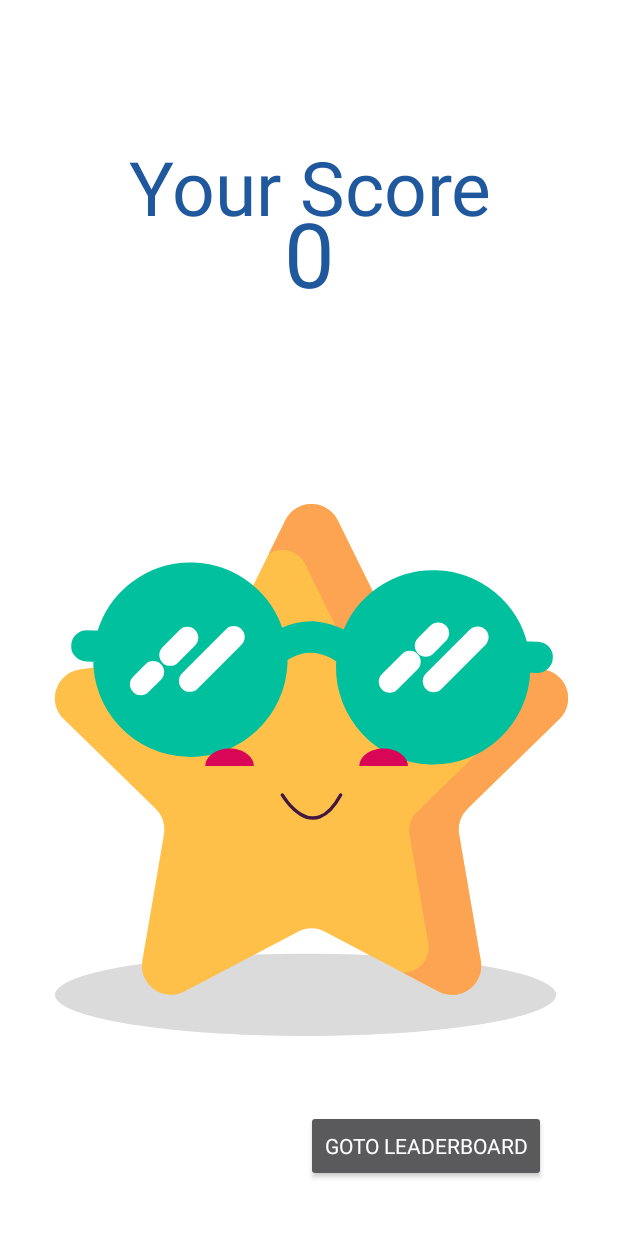
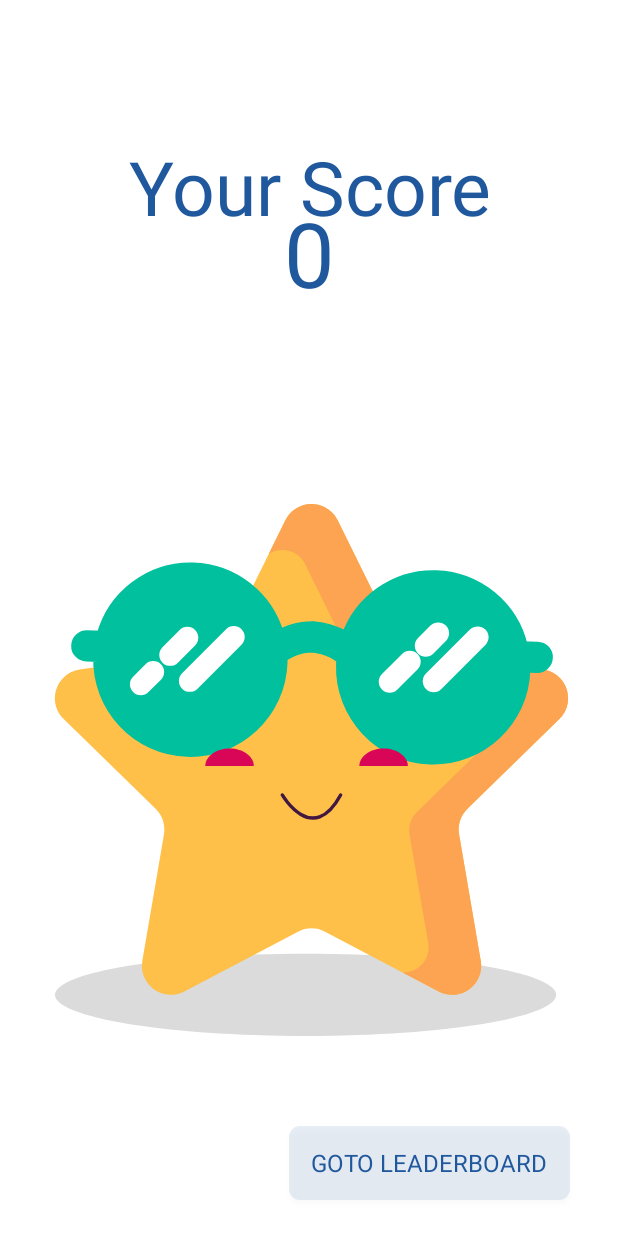
Before and after one commit to ineffablekenobi/Android2-2, an Android app: the YourScore screen opened directly, with no data from a screen before it, on a phone screen of 412 x 824 dp. Run offline under Robolectric (Android 15) with nearby library versions, the phone set to English and light mode, and no system bars; our stand-ins replace Firebase (no records; nobody signed in at launch, a user with empty details on screens opened directly); Roboto replaces fonts that are not available here; 2 statements that could not run were skipped.

Commit message:
goto leaderboard enh2

```diff
--- /dev/null
+++ b/app/src/main/res/drawable/gotoleaderboard.xml
@@ -0,0 +1,6 @@
+<?xml version="1.0" encoding="utf-8"?>
+<shape xmlns:android="http://schemas.android.com/apk/res/android">
+    <solid android:color="#1B20589E" />
+    <corners android:radius="7dp" />
+
+</shape>
--- a/app/src/main/res/layout/activity_your_score.xml
+++ b/app/src/main/res/layout/activity_your_score.xml
@@ -52,13 +52,19 @@
 
     <Button
         android:id="@+id/gotoleaderboard"
-        android:layout_width="wrap_content"
-        android:layout_height="wrap_content"
-        android:layout_marginEnd="48dp"
-        android:layout_marginBottom="36dp"
+        android:layout_width="187dp"
+        android:layout_height="49dp"
+        android:layout_marginEnd="32dp"
+        android:layout_marginBottom="24dp"
+        android:background="@drawable/gotoleaderboard"
+
         android:fontFamily="@font/coiny"
+        android:paddingStart="5dp"
+        android:paddingEnd="5dp"
         android:text="goto leaderboard"
-        android:visibility="invisible"
+        android:textColor="#20589E"
+        android:textSize="16sp"
+        android:visibility="visible"
         app:layout_constraintBottom_toBottomOf="parent"
         app:layout_constraintEnd_toEndOf="parent" />
 </androidx.constraintlayout.widget.ConstraintLayout>
--- a/app/src/main/res/values/strings.xml
+++ b/app/src/main/res/values/strings.xml
@@ -2,11 +2,11 @@
     <string name="app_name">uncalibrated</string>
     <string name="rulestext">
 
-\t\t\t\t1) The audio can only be played \t\t\t\ttwice by the gamer.
+\t\t\t\t1) The audio can only be played twice by the gamer.
 \n
-\n\t\t\t\t2) The gamer has two chances \t\t to check the answer.
+\n\t\t\t\t2) The gamer has two chances to check the answer.
 \n
-\n\t\t\t\t3) The gamer will not receive \t\t any points for skipping any audio.
+\n\t\t\t\t3) The gamer will not receive any points for skipping any audio.
 \n
 \n\t\t\t\t4) The gamer must write an exact patterned answer, for example, if the audio plays am / I am, he must type it in the precise format without using an \t\tapostrophe sign.
 \n
```
